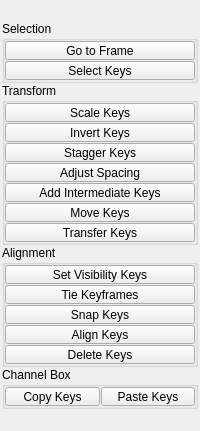
Before: the Qt Designer form tentacle/ui/animation.ui in m3trik/tentacle, drawn with Qt 5.
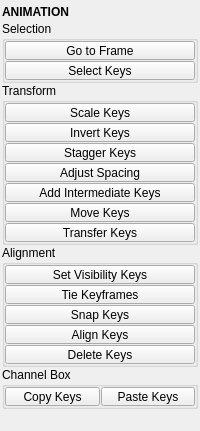
After: the same form once the commit is applied. Custom widgets are drawn as their Qt base class.

Patch:
```diff
--- a/tentacle/ui/animation.ui
+++ b/tentacle/ui/animation.ui
@@ -51,7 +51,7 @@
        <number>0</number>
       </property>
       <item>
-       <widget class="Header" name="header" native="true">
+       <widget class="Header" name="header">
         <property name="minimumSize">
          <size>
           <width>0</width>
@@ -636,7 +636,7 @@
   </customwidget>
   <customwidget>
    <class>Header</class>
-   <extends>QWidget</extends>
+   <extends>QLabel</extends>
    <header>uitk.widgets.header</header>
   </customwidget>
   <customwidget>
```
Left out of the diff: 2 changed lines with no effect on the pictures.
